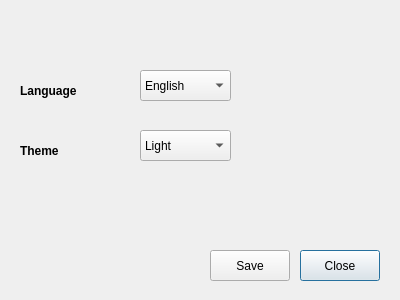
The window that src/preferencesdialog.ui (adgellida/ubunsys) describes before a commit, drawn with Qt 5.
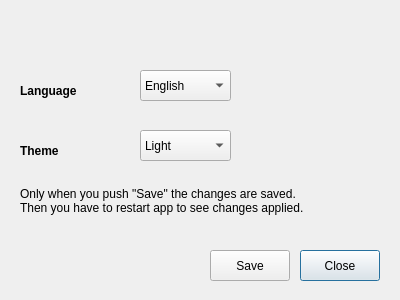
The same window after the commit.

```diff
--- a/src/preferencesdialog.ui
+++ b/src/preferencesdialog.ui
@@ -117,6 +117,26 @@
     <string>Save</string>
    </property>
   </widget>
+  <widget class="QLabel" name="label_46">
+   <property name="geometry">
+    <rect>
+     <x>20</x>
+     <y>170</y>
+     <width>371</width>
+     <height>61</height>
+    </rect>
+   </property>
+   <property name="font">
+    <font>
+     <weight>50</weight>
+     <bold>false</bold>
+    </font>
+   </property>
+   <property name="text">
+    <string>Only when you push &quot;Save&quot; the changes are saved.
+Then you have to restart app to see changes applied.</string>
+   </property>
+  </widget>
  </widget>
  <resources/>
  <connections/>
```
